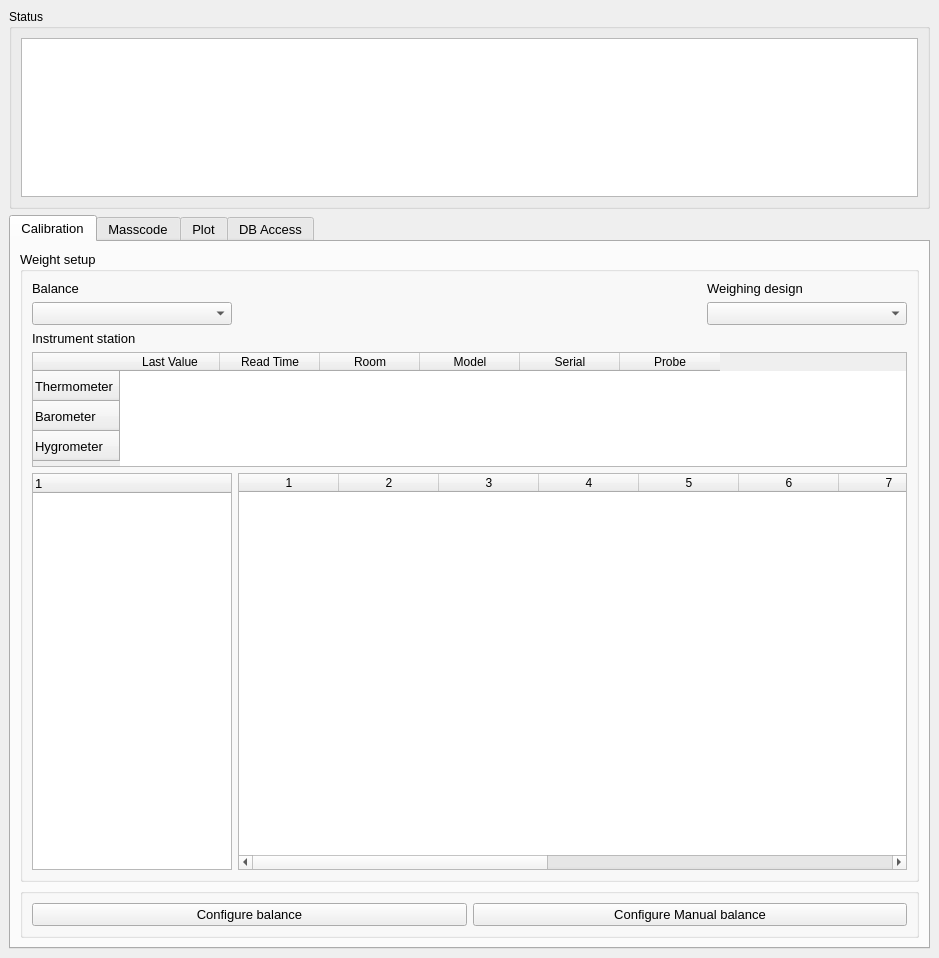
This is main.ui in pwang96/MEASURE as Qt 5 draws it before an edit. The edited form follows.
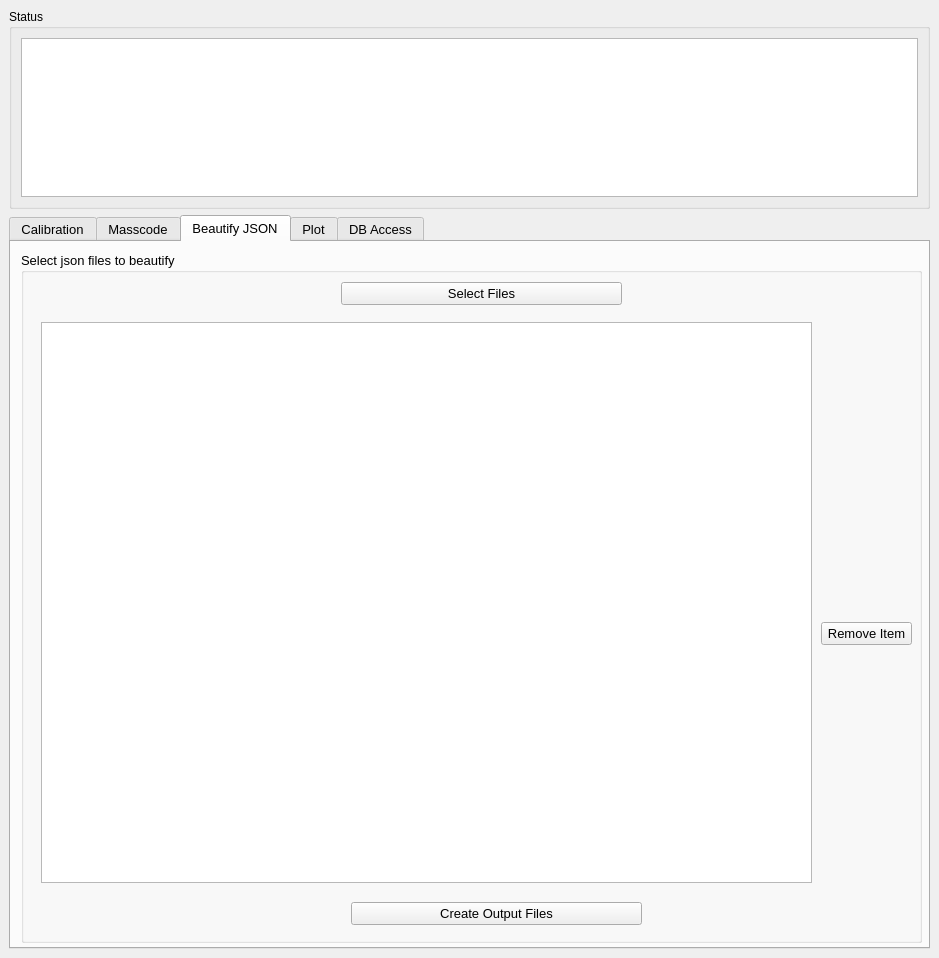
This is the edited form. The open tabs and pages were chosen to show the change.

Patch:
```diff
--- a/main.ui
+++ b/main.ui
@@ -370,6 +370,73 @@
         </item>
        </layout>
       </widget>
+      <widget class="QWidget" name="tab_4">
+       <attribute name="title">
+        <string>Beautify JSON</string>
+       </attribute>
+       <widget class="QGroupBox" name="groupBox">
+        <property name="geometry">
+         <rect>
+          <x>10</x>
+          <y>10</y>
+          <width>901</width>
+          <height>691</height>
+         </rect>
+        </property>
+        <property name="title">
+         <string>Select json files to beautify </string>
+        </property>
+        <widget class="QPushButton" name="selectFilesButton">
+         <property name="geometry">
+          <rect>
+           <x>320</x>
+           <y>30</y>
+           <width>281</width>
+           <height>23</height>
+          </rect>
+         </property>
+         <property name="text">
+          <string>Select Files</string>
+         </property>
+        </widget>
+        <widget class="QListWidget" name="jsonList">
+         <property name="geometry">
+          <rect>
+           <x>20</x>
+           <y>70</y>
+           <width>771</width>
+           <height>561</height>
+          </rect>
+         </property>
+        </widget>
+        <widget class="QPushButton" name="beautifyButton">
+         <property name="geometry">
+          <rect>
+           <x>330</x>
+           <y>650</y>
+           <width>291</width>
+           <height>23</height>
+          </rect>
+         </property>
+         <property name="text">
+          <string>Create Output Files</string>
+         </property>
+        </widget>
+        <widget class="QPushButton" name="beautifyRemoveButton">
+         <property name="geometry">
+          <rect>
+           <x>800</x>
+           <y>370</y>
+           <width>91</width>
+           <height>23</height>
+          </rect>
+         </property>
+         <property name="text">
+          <string>Remove Item</string>
+         </property>
+        </widget>
+       </widget>
+      </widget>
       <widget class="QWidget" name="tab_3">
        <attribute name="title">
         <string>Plot</string>
```
Left out of the diff: 38 changed lines with no effect on the pictures.
